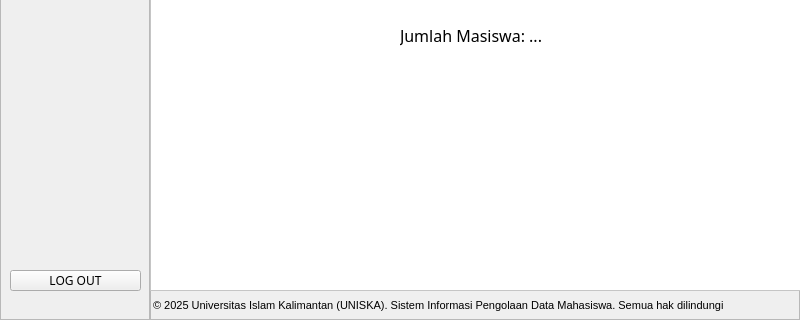
Before: the Qt Designer form main/mainDashboard.ui in kouuch/projekUas_Visual3, drawn with Qt 5; both pictures show x 0 to 800 and y 280 to 600 of the 800 by 600 pixel window.
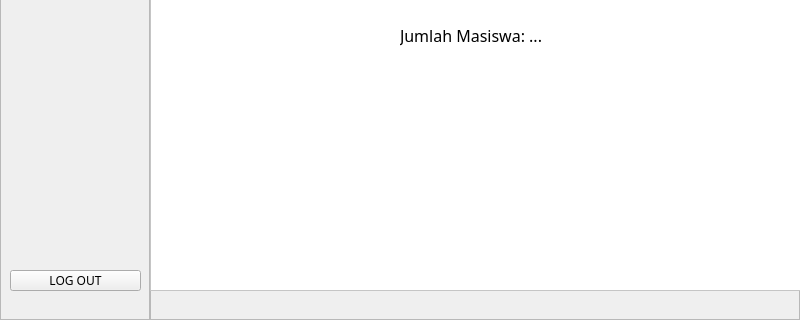
After: the same form once the commit is applied. Icons and pictures are not drawn.

Diff of the .ui file:
```diff
--- a/main/mainDashboard.ui
+++ b/main/mainDashboard.ui
@@ -290,7 +290,7 @@
       <string notr="true">border-image: url(:/images/img/Footer.png);</string>
      </property>
      <property name="text">
-      <string> © 2025 Universitas Islam Kalimantan (UNISKA). Sistem Informasi Pengolaan Data Mahasiswa. Semua hak dilindungi</string>
+      <string/>
      </property>
     </widget>
    </widget>
```
